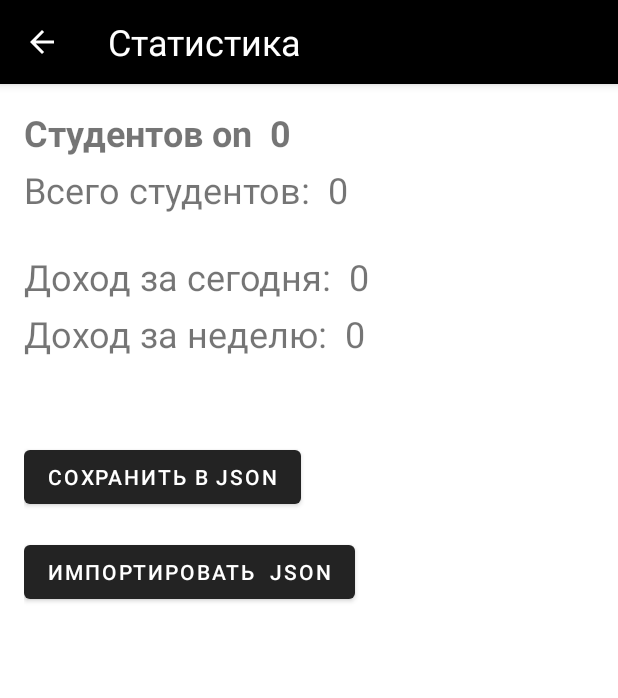
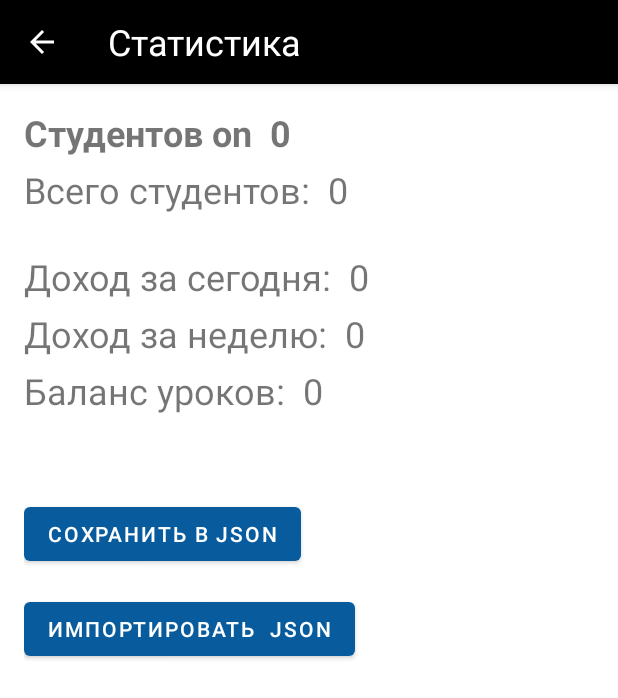
Before and after one commit to MaksMusic/Android_student_registration, an Android app: the StatisticsActivity screen opened directly, with no data from a screen before it, on a phone screen of 412 x 824 dp. Shown: the top 698 px of the screen. Run offline under Robolectric (Android 15) with nearby library versions, the phone set to English and light mode, and no system bars; our stand-ins replace Room's generated code.

Commit message:
edit add time lesson

```diff
--- a/app/src/main/java/com/music/lessons/Activity/StatisticsActivity.kt
+++ b/app/src/main/java/com/music/lessons/Activity/StatisticsActivity.kt
@@ -1,20 +1,16 @@
 package com.music.lessons.Activity
 
-import android.annotation.SuppressLint
+
 import android.app.Activity
 import android.content.Intent
-import android.net.Uri
 import androidx.appcompat.app.AppCompatActivity
 import android.os.Bundle
-import android.os.Environment
 import android.view.MenuItem
 import androidx.core.content.FileProvider
 import androidx.lifecycle.lifecycleScope
 import com.google.gson.Gson
-import com.music.lessons.AdapterStudent.AdapterStudent
 import com.music.lessons.AdapterStudent.Student
 import com.music.lessons.databinding.ActivityStatisticsBinding
-import com.music.lessons.databinding.ActivityStudentsBinding
 import com.music.lessons.room.App
 import com.music.lessons.room.StudentDao
 import kotlinx.coroutines.Dispatchers
@@ -63,7 +59,7 @@ class StatisticsActivity : AppCompatActivity() {
                 )
                 binding.dayRevenueTextView.setText("${binding.dayRevenueTextView.text} ${incomePerDay()}")
                 binding.weeklyRevenueTextView.setText("${binding.weeklyRevenueTextView.text} ${incomePerWeek()}")
-
+                binding.TextViewPaidLesson.let{it.setText("${it.text} ${incomePairLesson()}") }
 
             }
         }
@@ -103,8 +99,8 @@ class StatisticsActivity : AppCompatActivity() {
         for (student in listPassRoom) {
             if (student.timeLessons.uppercase().contains(getCurrentDayOfWeek())) {
                 if (!student.price.isBlank()) {
-                    if(student.on)
-                    sum += student.price.toDouble()
+                    if (student.on)
+                        sum += student.price.toDouble()
                 }
 
             }
@@ -113,12 +109,23 @@ class StatisticsActivity : AppCompatActivity() {
     }
 
 
+    private fun incomePairLesson(): Int {
+        var sum = 0;
+        for (student in listPassRoom) {
+            if (!student.price.isBlank()) {
+                if (student.countLessons > 0)
+                    sum += student.price.toInt() * student.countLessons
+            }
+        }
+        return sum.toInt()
+    }
+
     private fun incomePerWeek(): Int {
         var sum = 0.0;
         for (student in listPassRoom) {
             if (!student.price.isBlank()) {
-                if(student.on)
-                sum += student.price.toDouble()
+                if (student.on)
+                    sum += student.price.toDouble()
             }
         }
         return sum.toInt()
--- a/app/src/main/java/com/music/lessons/Activity/StudentsActivity.kt
+++ b/app/src/main/java/com/music/lessons/Activity/StudentsActivity.kt
@@ -6,6 +6,7 @@ import android.os.Bundle
 import android.view.Menu
 import android.view.MenuItem
 import android.view.View
+import androidx.core.graphics.toColor
 import androidx.lifecycle.LiveData
 import androidx.lifecycle.lifecycleScope
 import com.music.lessons.AdapterStudent.AdapterStudent
--- a/app/src/main/java/com/music/lessons/room/DataBaseRoom.kt
+++ b/app/src/main/java/com/music/lessons/room/DataBaseRoom.kt
@@ -5,7 +5,7 @@ import androidx.room.Room
 import androidx.room.RoomDatabase
 import com.music.lessons.AdapterStudent.Student
 
-@Database(entities = [Student::class], version = 2)
+@Database(entities = [Student::class], version = 1)
 abstract class DataBaseRoom : RoomDatabase() {
 
     abstract fun studentDao(): StudentDao
--- a/app/src/main/res/layout/activity_statistics.xml
+++ b/app/src/main/res/layout/activity_statistics.xml
@@ -70,6 +70,14 @@
             android:text="Доход за неделю: "
             android:textSize="24sp" />
 
+        <TextView
+            android:id="@+id/TextViewPaidLesson"
+            android:layout_width="wrap_content"
+            android:layout_height="wrap_content"
+            android:layout_marginTop="5dp"
+            android:text="Баланс уроков: "
+            android:textSize="24sp" />
+
         <Button
             android:id="@+id/saveToJsonButton"
             android:layout_width="wrap_content"
--- a/app/src/main/res/values/themes.xml
+++ b/app/src/main/res/values/themes.xml
@@ -2,8 +2,8 @@
     <!-- Base application theme. -->
     <style name="Theme.Lessons" parent="Theme.MaterialComponents.DayNight.NoActionBar">
         <!-- Primary brand color. -->
-        <item name="colorPrimary">@color/purple_500</item>
-        <item name="colorPrimaryVariant">@color/black</item>
+        <item name="colorPrimary">#085C9E</item>
+        <item name="colorPrimaryVariant">#000000</item>
         <item name="colorOnPrimary">@color/white</item>
         <item name="windowActionBar">false</item>
 
```
